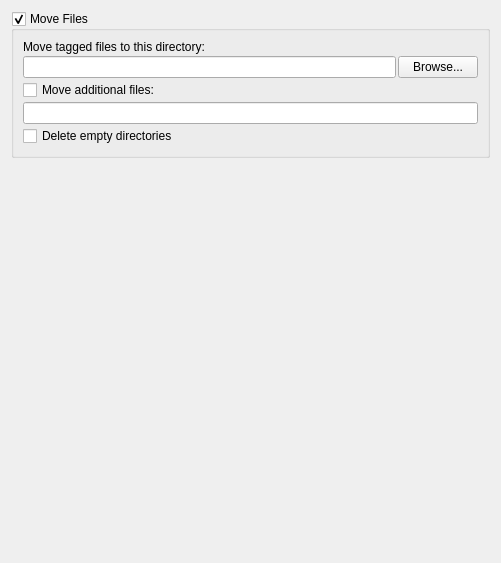
Before: the Qt Designer form ui/options_moving.ui in metabrainz/picard, drawn with Qt 5.
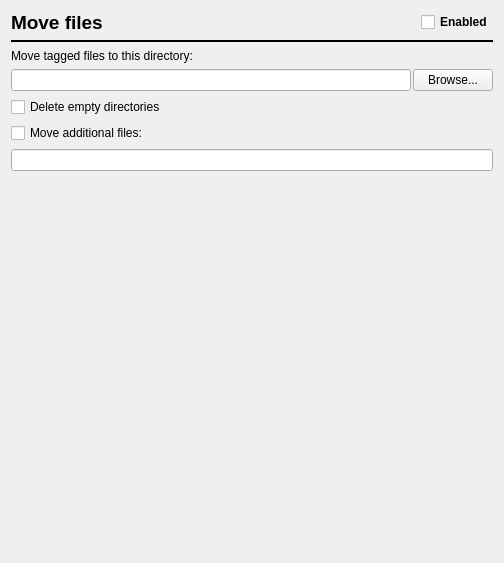
After: the same form once the commit is applied.

Commit message: change move options pane a bit

```diff
--- a/ui/options_moving.ui
+++ b/ui/options_moving.ui
@@ -5,36 +5,85 @@
    <rect>
     <x>0</x>
     <y>0</y>
-    <width>501</width>
+    <width>504</width>
     <height>563</height>
    </rect>
   </property>
   <layout class="QGridLayout" >
+   <item row="10" column="0" >
+    <spacer>
+     <property name="orientation" >
+      <enum>Qt::Vertical</enum>
+     </property>
+     <property name="sizeHint" stdset="0" >
+      <size>
+       <width>378</width>
+       <height>16</height>
+      </size>
+     </property>
+    </spacer>
+   </item>
    <item row="0" column="0" >
-    <widget class="QGroupBox" name="move_files" >
-     <property name="title" >
-      <string>Move Files</string>
-     </property>
-     <property name="checkable" >
-      <bool>true</bool>
-     </property>
-     <layout class="QVBoxLayout" >
-      <property name="spacing" >
+    <layout class="QHBoxLayout" name="horizontalLayout" >
+     <item>
+      <widget class="QLabel" name="label" >
+       <property name="font" >
+        <font>
+         <pointsize>14</pointsize>
+         <weight>75</weight>
+         <bold>true</bold>
+        </font>
+       </property>
+       <property name="text" >
+        <string>Move files</string>
+       </property>
+      </widget>
+     </item>
+     <item>
+      <widget class="QCheckBox" name="move_files" >
+       <property name="sizePolicy" >
+        <sizepolicy vsizetype="Fixed" hsizetype="Fixed" >
+         <horstretch>0</horstretch>
+         <verstretch>0</verstretch>
+        </sizepolicy>
+       </property>
+       <property name="font" >
+        <font>
+         <weight>75</weight>
+         <bold>true</bold>
+        </font>
+       </property>
+       <property name="text" >
+        <string>Enabled</string>
+       </property>
+      </widget>
+     </item>
+    </layout>
+   </item>
+   <item row="1" column="0" >
+    <widget class="Line" name="line" >
+     <property name="frameShadow" >
+      <enum>QFrame::Plain</enum>
+     </property>
+     <property name="lineWidth" >
        <number>2</number>
       </property>
-      <property name="leftMargin" >
-       <number>9</number>
-      </property>
-      <property name="topMargin" >
-       <number>9</number>
-      </property>
-      <property name="rightMargin" >
-       <number>9</number>
-      </property>
-      <property name="bottomMargin" >
-       <number>9</number>
-      </property>
-      <item>
+     <property name="orientation" >
+      <enum>Qt::Horizontal</enum>
+     </property>
+    </widget>
+   </item>
+   <item row="7" column="0" >
+    <widget class="QLineEdit" name="move_additional_files_pattern" />
+   </item>
+   <item row="6" column="0" >
+    <widget class="QCheckBox" name="move_additional_files" >
+     <property name="text" >
+      <string>Move additional files:</string>
+     </property>
+    </widget>
+   </item>
+   <item row="3" column="0" >
        <widget class="QLabel" name="label_2" >
         <property name="text" >
          <string>Move tagged files to this directory:</string>
@@ -44,21 +93,12 @@
         </property>
        </widget>
       </item>
-      <item>
+   <item row="4" column="0" >
        <layout class="QHBoxLayout" >
         <property name="spacing" >
          <number>2</number>
         </property>
-        <property name="leftMargin" >
-         <number>0</number>
-        </property>
-        <property name="topMargin" >
-         <number>0</number>
-        </property>
-        <property name="rightMargin" >
-         <number>0</number>
-        </property>
-        <property name="bottomMargin" >
+     <property name="margin" >
          <number>0</number>
         </property>
         <item>
@@ -73,17 +113,7 @@
         </item>
        </layout>
       </item>
-      <item>
-       <widget class="QCheckBox" name="move_additional_files" >
-        <property name="text" >
-         <string>Move additional files:</string>
-        </property>
-       </widget>
-      </item>
-      <item>
-       <widget class="QLineEdit" name="move_additional_files_pattern" />
-      </item>
-      <item>
+   <item row="5" column="0" >
        <widget class="QCheckBox" name="delete_empty_dirs" >
         <property name="text" >
          <string>Delete empty directories</string>
@@ -92,26 +122,6 @@
       </item>
      </layout>
     </widget>
-   </item>
-   <item row="1" column="0" >
-    <spacer>
-     <property name="orientation" >
-      <enum>Qt::Vertical</enum>
-     </property>
-     <property name="sizeHint" >
-      <size>
-       <width>378</width>
-       <height>16</height>
-      </size>
-     </property>
-    </spacer>
-   </item>
-  </layout>
- </widget>
- <tabstops>
-  <tabstop>move_files_to</tabstop>
-  <tabstop>move_files_to_browse</tabstop>
- </tabstops>
  <resources/>
  <connections/>
 </ui>
```
Lines whose indentation alone changed are shown as unchanged. The commit also changes 1 other file.
